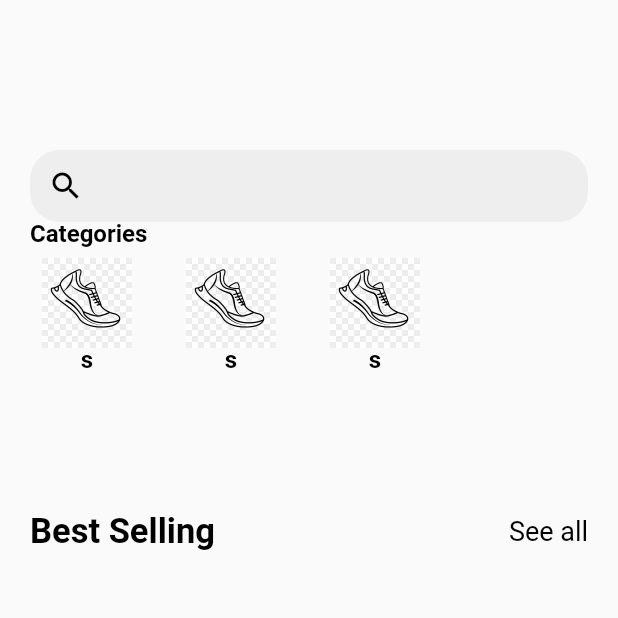
After one commit to Bakugo00/ecommerceapp, a Flutter app: the Homepage screen opened directly, on a phone screen of 412 x 824 dp, the top half of it. The commit adds this screen. Run offline on Flutter 3.47's test engine with Material 2 defaults, Android fonts, the phone set to English and light mode, and no system bars; our stand-ins replace cloud_firestore, firebase_auth, firebase_core, get, google_sign_in; missing offline and left inert: flutter_facebook_auth, flutter_login_facebook; accounts and stored records are empty; network calls fail.

Commit message:
added some ui

```diff
--- a/lib/model/authviewmodel.dart
+++ b/lib/model/authviewmodel.dart
@@ -2,7 +2,7 @@ import 'dart:async';
 import 'package:ecommerce_app/model/user.dart';
 import 'package:ecommerce_app/services/firestore_service.dart';
 import 'package:ecommerce_app/view/auth/loginpage.dart';
-import 'package:ecommerce_app/view/pagetwo.dart';
+import 'package:ecommerce_app/view/homeview.dart';
 import 'package:firebase_auth/firebase_auth.dart';
 import 'package:flutter/cupertino.dart';
 import 'package:get/get.dart';
@@ -34,7 +34,8 @@ class AuthViewModel extends GetxController {
 
   @override
   void onClose() {
-    // TODO: implement onClose
+    email.dispose();
+    password.dispose();
     super.onClose();
   }
 
@@ -87,7 +88,7 @@ class AuthViewModel extends GetxController {
     try {
       await _auth.signInWithEmailAndPassword(
           email: email.text.trim(), password: password.text.trim());
-      Get.offAll(() => pageTwo());
+      Get.offAll(() => Homepage());
     } catch (e) {
       Get.snackbar('error occured', e.toString());
     }
@@ -103,13 +104,13 @@ class AuthViewModel extends GetxController {
           email: email.text.trim(), password: password.text.trim()).then(saveuserinfo
 
           );
-      Get.offAll(() => pageTwo());
+      Get.offAll(() => Homepage());
     } catch (e) {
       Get.snackbar('error occured', e.toString());
     }
   }
 
   FutureOr<Null> saveuserinfo(value) async{
-      await FirestoreClass().addUserToFireStore(UserModel(userId: value.user!.uid, email: value.user!.email, name: name.toString(), pic: ''));
+      await FirestoreClass().addUserToFireStore(UserModel(userId: value.user!.uid, email: value.user!.email, name: name.text, pic: ''));
       }
 }
--- a/lib/model/viewcontroller.dart
+++ b/lib/model/viewcontroller.dart
@@ -1,6 +1,6 @@
 import 'package:ecommerce_app/model/authviewmodel.dart';
 import 'package:ecommerce_app/view/auth/loginpage.dart';
-import 'package:ecommerce_app/view/pagetwo.dart';
+import 'package:ecommerce_app/view/homeview.dart';
 import 'package:flutter/cupertino.dart';
 import 'package:get/get.dart';
 
@@ -8,6 +8,6 @@ class ControlView extends GetWidget<AuthViewModel> {
   final AuthViewModel authcontroller = Get.put(AuthViewModel());
   @override
   Widget build(BuildContext context) {
-    return Obx((() => authcontroller.user != null ? pageTwo():loginpage()));
+    return Obx((() => authcontroller.user != null ? Homepage():loginpage()));
   }
 }
--- a/lib/view/auth/register.dart
+++ b/lib/view/auth/register.dart
@@ -45,6 +45,7 @@ class registerView extends GetWidget<AuthViewModel> {
               ),
               TextFormField(
                 decoration: InputDecoration(hintText: " Name "),
+                controller: controller.name,
               ),
               SizedBox(
                 height: 40.0,
--- /dev/null
+++ b/lib/view/homeview.dart
@@ -0,0 +1,67 @@
+import 'package:ecommerce_app/view/widgets/custom_text.dart';
+import 'package:firebase_auth/firebase_auth.dart';
+import 'package:flutter/material.dart';
+import 'package:flutter/src/widgets/container.dart';
+import 'package:flutter/src/widgets/framework.dart';
+import 'package:ecommerce_app/model/authviewmodel.dart';
+import 'package:get/get.dart';
+
+class Homepage extends GetWidget<AuthViewModel> {
+  List<String> list = ['s', 's', 's'];
+  @override
+  Widget build(BuildContext context) {
+    return Scaffold(
+      body: Container(
+        padding: EdgeInsets.only(top: 100, left: 20, right: 20),
+        child: Column(
+          children: [
+            Container(
+              decoration: BoxDecoration(
+                  color: Colors.grey.shade200,
+                  borderRadius: BorderRadius.circular(20)),
+              child: TextFormField(
+                decoration: InputDecoration(
+                    border: InputBorder.none,
+                    prefixIcon: Icon(
+                      Icons.search,
+                      color: Colors.black,
+                    )),
+              ),
+            ),
+            CustomText(
+              text: "Categories",
+            ),
+            Container(
+              height: 100,
+              child: ListView.separated(
+                itemCount: list.length,
+                  scrollDirection: Axis.horizontal,
+                  itemBuilder: (context, index) {
+                    return Padding(
+                      padding: const EdgeInsets.all(8.0),
+                      child: Container(
+                        child: Column(
+                          children: [
+                            Image.asset(
+                              'assets/pngtree-shoes-icon-design-template-illustration-png-image_3177407.jpg',
+                              width: 60,
+                              ),
+                              CustomText(text: list[index],)
+                          ],
+                        ),),
+                    );
+                  }, separatorBuilder: (BuildContext context, int index) { return SizedBox(width: 20,); },),
+            ),
+            SizedBox(height: 80,),
+            Row(
+              mainAxisAlignment: MainAxisAlignment.spaceBetween,
+              children: [
+                CustomText(text: "Best Selling",color: Colors.black,fontSize: 23,),
+                CustomText(text: "See all",color: Colors.black,fontSize: 18,fontWeight: FontWeight.normal,),
+            ],)
+          ],
+        ),
+      ),
+    );
+  }
+}
--- a/lib/view/pagetwo.dart
+++ /dev/null
@@ -1,25 +0,0 @@
-import 'package:firebase_auth/firebase_auth.dart';
-import 'package:flutter/material.dart';
-import 'package:flutter/src/widgets/container.dart';
-import 'package:flutter/src/widgets/framework.dart';
-import 'package:ecommerce_app/model/authviewmodel.dart';
-import 'package:get/get.dart';
-class pageTwo extends GetWidget<AuthViewModel> {
-  const pageTwo({super.key});
-
-  @override
-  Widget build(BuildContext context) {
-    return Scaffold(
-      appBar: AppBar(title: Text("pagetwo"),),
-      body: Container(
-        height: 100,
-        padding: EdgeInsets.all(12.0),
-        child: MaterialButton(onPressed: (){
-          controller.signout();
-        },
-        child: Text("sign-out"),
-        ),
-      ),
-    );
-  }
-}
--- /dev/null
+++ b/lib/view/widgets/custom_text.dart
@@ -0,0 +1,43 @@
+import 'package:flutter/material.dart';
+
+class CustomText extends StatelessWidget {
+  final String text;
+
+  final FontWeight fontWeight;
+
+  final double fontSize;
+
+  final Color color;
+
+  final Alignment alignment;
+
+  final int? maxLine;
+  final double height;
+
+  CustomText({
+    this.text = '',
+    this.fontSize = 16,
+    this.color = Colors.black,
+    this.alignment = Alignment.topLeft,
+    this.maxLine,
+    this.height = 1,
+    this.fontWeight = FontWeight.bold
+  });
+
+  @override
+  Widget build(BuildContext context) {
+    return Container(
+      alignment: alignment,
+      child: Text(
+        text,
+        style: TextStyle(
+          color: color,
+          height: height,
+          fontSize: fontSize,
+          fontWeight: fontWeight ,
+        ),
+        maxLines: maxLine,
+      ),
+    );
+  }
+}
--- a/pubspec.yaml
+++ b/pubspec.yaml
@@ -68,8 +68,7 @@ flutter:
 
 
   assets:
-    - assets/facebook-logo-icon-facebook-icon-png-images-icons-and-png-backgrounds-1.png
-    - assets/google-logo-png-webinar-optimizing-for-success-google-business-webinar-13.png
+    - assets/
 
   # An image asset can refer to one or more resolution-specific "variants", see
   # https://flutter.dev/assets-and-images/#resolution-aware
```
Also changed, not shown: assets/pngtree-shoes-icon-design-template-illustration-png-image_3177407.jpg (added), pubspec.lock.
